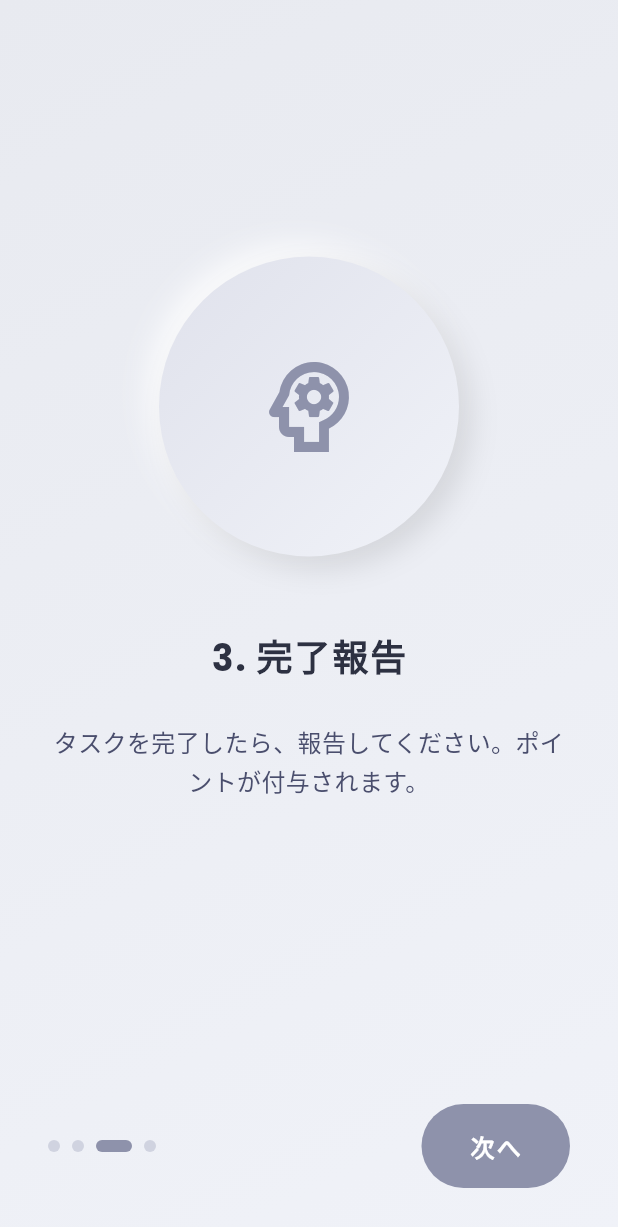
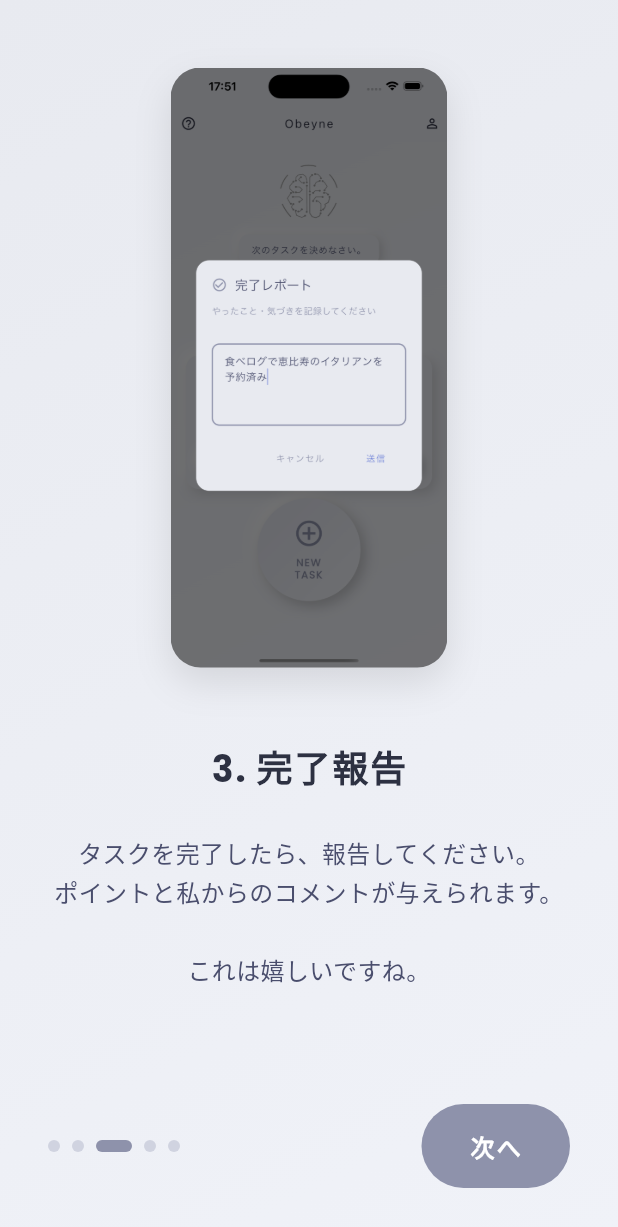
Before and after one commit to hurakan411/AITodo, a Flutter app: the TutorialScreen screen opened by its route, swiped to page 3, on a phone screen of 412 x 824 dp. Shown: the top 1227 px of the screen. Run offline on Flutter 3.47's test engine with Material 3 defaults, Android fonts, the phone set to English and light mode, and no system bars; our stand-ins replace dio, flutter_dotenv, flutter_riverpod, go_router, google_fonts, lottie and 2 more; accounts and stored records are empty.

Commit message:
Update tutorial content and images

```diff
--- a/frontend/lib/src/screens/tutorial_screen.dart
+++ b/frontend/lib/src/screens/tutorial_screen.dart
@@ -16,23 +16,28 @@ class _TutorialScreenState extends State<TutorialScreen> {
   final List<Map<String, String>> _pages = [
     {
       'title': '1. タスク申請',
-      'description': '「NEW TASK」ボタンから\nやるべきことを宣言してください。\n具体的であるほど、AIは正確に理解します。',
-      'icon': 'handshake',
+      'description': '「NEW TASK」ボタンから\nやるべきことを宣言してください。\n具体的であるほど、\nタスク管理AIである私、\n"Obeyne"は正確に理解します。',
+      'icon': 'Home_screenshot.png',
     },
     {
       'title': '2. 期限見積もり',
-      'description': 'タスク管理AI"Obeyne"がタスクを分析し、\n期限を設定します。\n何も考えずに承認しましょう。',
-      'icon': 'add_task',
+      'description': '私がタスクを分析し期限を設定します。\nあなたは何も考えずに承認してください。',
+      'icon': 'Proposal_screenshot.png',
     },
     {
       'title': '3. 完了報告',
-      'description': 'タスクを完了したら、報告してください。ポイントが付与されます。',
-      'icon': 'psychology',
+      'description': 'タスクを完了したら、報告してください。\nポイントと私からのコメントが与えられます。\n\nこれは嬉しいですね。',
+      'icon': 'Complete_screenshot.png',
     },
     {
       'title': '4. ランクアップ',
-      'description': 'ポイントを貯めてランクを上げましょう。\nランクが上がるとObeyneのモードが変化し、\nあなたへの態度が変化していきます。',
-      'icon': 'timer',
+      'description': 'ポイントを貯めてランクを上げましょう。\nランクが上がると私のモードが変わり、\nあなたへの態度が変化していきます。',
+      'icon': 'Profile_screenshot.png',
+    },
+    {
+      'title': 'Tips. ロック画面表示',
+      'description': 'タスク実行中は\nロック画面にも残り時間を表示できます。\n\nスマホを開くたびに\n私の監視を意識してください。',
+      'icon': 'Lock_screenshot.png',
     },
   ];
 
@@ -50,16 +55,7 @@ class _TutorialScreenState extends State<TutorialScreen> {
     }
   }
 
-  IconData _getIcon(String name) {
-    switch (name) {
-      case 'handshake': return Icons.handshake_outlined;
-      case 'add_task': return Icons.add_task_outlined;
-      case 'psychology': return Icons.psychology_outlined;
-      case 'timer': return Icons.timer_outlined;
-      case 'military_tech': return Icons.military_tech_outlined;
-      default: return Icons.info_outline;
-    }
-  }
+
 
   @override
   Widget build(BuildContext context) {
@@ -95,37 +91,25 @@ class _TutorialScreenState extends State<TutorialScreen> {
                         mainAxisAlignment: MainAxisAlignment.center,
                         children: [
                           Container(
-                            width: 200,
-                            height: 200,
+                            height: 400,
                             decoration: BoxDecoration(
-                              shape: BoxShape.circle,
-                              gradient: const LinearGradient(
-                                begin: Alignment.topLeft,
-                                end: Alignment.bottomRight,
-                                colors: [
-                                  Color(0xFFE0E2EC),
-                                  Color(0xFFF0F2F8),
-                                ],
-                              ),
+                              borderRadius: BorderRadius.circular(20),
                               boxShadow: [
                                 BoxShadow(
-                                  color: Colors.white.withOpacity(0.8),
-                                  offset: const Offset(-8, -8),
-                                  blurRadius: 16,
-                                ),
-                                BoxShadow(
                                   color: Colors.black.withOpacity(0.1),
-                                  offset: const Offset(8, 8),
-                                  blurRadius: 16,
+                                  blurRadius: 20,
+                                  offset: const Offset(0, 10),
                                 ),
                               ],
                             ),
-                          child: Icon(
-                            _getIcon(page['icon']!),
-                            size: 80,
-                            color: const Color(0xFF8E92AB),
+                            child: ClipRRect(
+                              borderRadius: BorderRadius.circular(20),
+                              child: Image.asset(
+                                'assets/images/${page['icon']!}',
+                                fit: BoxFit.contain,
+                              ),
+                            ),
                           ),
-                        ),
                         const SizedBox(height: 48),
                         Text(
                           page['title']!,
```
Also changed, not shown: frontend/assets/images/Complete_screenshot.png (added), frontend/assets/images/Home_screenshot.png (added), frontend/assets/images/Lock_screenshot.png (added), frontend/assets/images/Profile_screenshot.png (added), frontend/assets/images/Proposal_screenshot.png (added).
